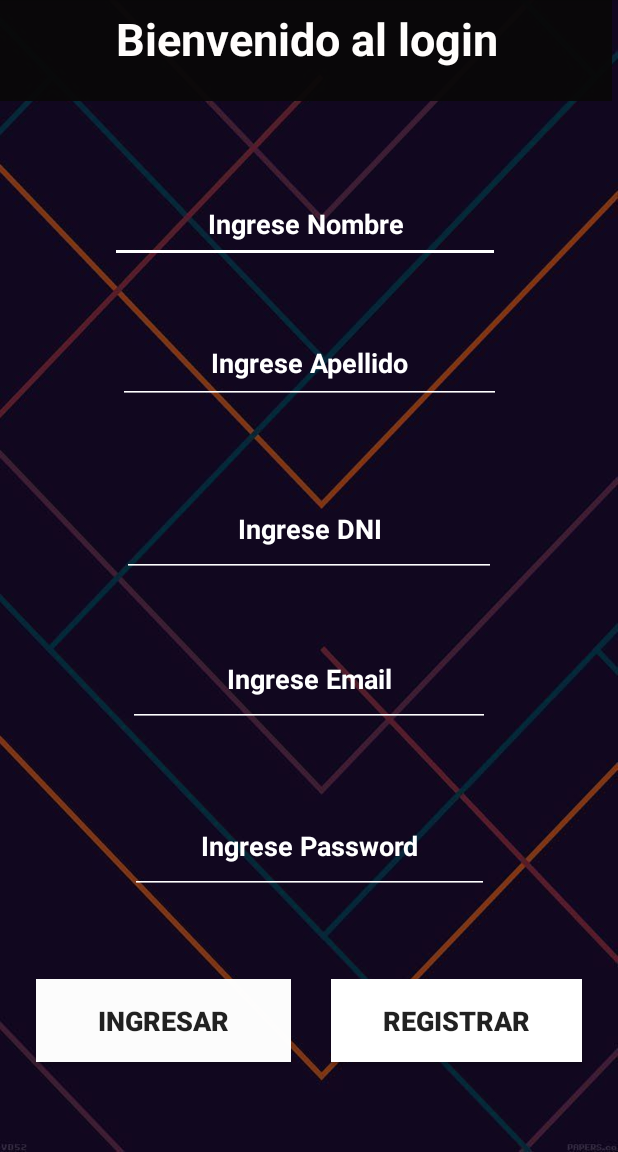
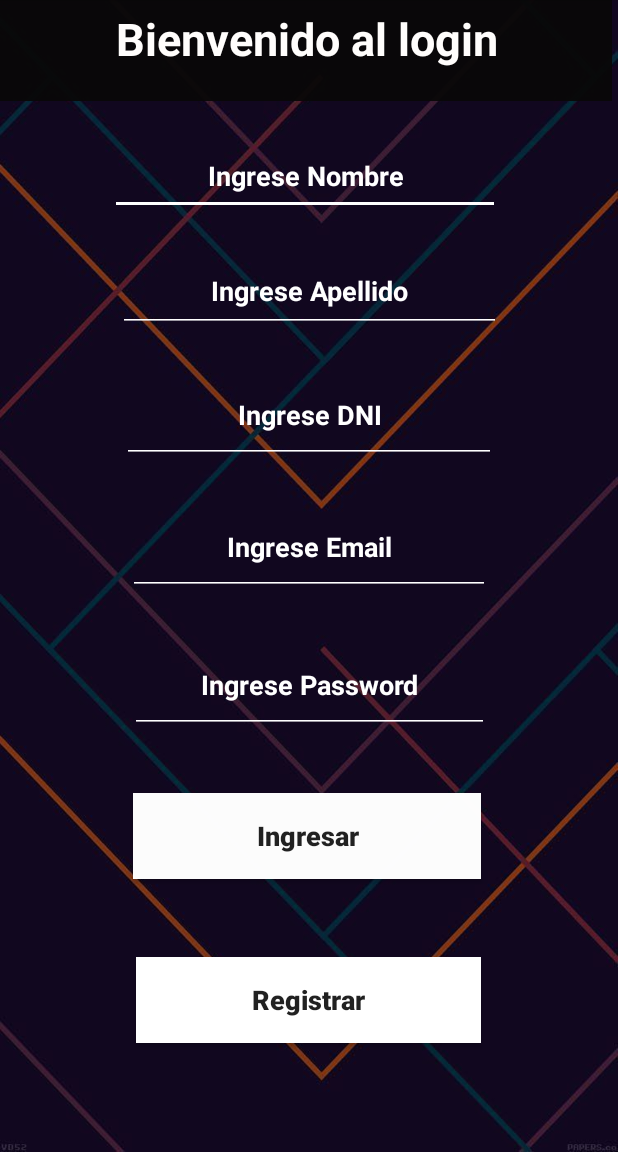
Before and after one commit to dotavix/grupo_612, an Android app: the screen it shows after launch (MainActivity), on a phone screen of 412 x 824 dp, the part 84-1236 px from its top. Run offline under Robolectric (Android 15) with nearby library versions, the phone set to English and light mode, and no system bars.

Commit message:
Add splash activity

```diff
--- /dev/null
+++ b/Codigo/app/src/main/java/com/example/howmanyin/SplashActivity.java
@@ -0,0 +1,26 @@
+package com.example.howmanyin;
+
+import androidx.appcompat.app.AppCompatActivity;
+
+import android.content.Intent;
+import android.os.Bundle;
+import android.os.Handler;
+
+public class SplashActivity extends AppCompatActivity {
+
+    @Override
+    protected void onCreate(Bundle savedInstanceState) {
+        super.onCreate(savedInstanceState);
+        setContentView(R.layout.activity_splash);
+
+        new Handler().postDelayed(new Runnable() {
+            @Override
+            public void run() {
+
+                Intent splashIntent = new Intent(SplashActivity.this , MainActivity.class);
+                startActivity(splashIntent);
+                finish();
+            }
+        }, 2000);
+    }
+}
--- a/Codigo/app/src/main/res/layout/activity_login.xml
+++ b/Codigo/app/src/main/res/layout/activity_login.xml
@@ -13,9 +13,9 @@
     <Button
         android:id="@+id/confirmar"
         style="@android:style/Widget.Button"
-        android:layout_width="168dp"
-        android:layout_height="50dp"
-        android:layout_marginTop="46dp"
+        android:layout_width="222dp"
+        android:layout_height="57dp"
+        android:layout_marginTop="32dp"
         android:layout_marginBottom="68dp"
         android:background="#F7F7F8"
         android:clickable="true"
--- a/Codigo/app/src/main/res/layout/activity_main.xml
+++ b/Codigo/app/src/main/res/layout/activity_main.xml
@@ -38,7 +38,7 @@
         android:layout_width="260dp"
         android:layout_height="52dp"
         android:layout_marginStart="24dp"
-        android:layout_marginTop="56dp"
+        android:layout_marginTop="24dp"
         android:layout_marginEnd="24dp"
         android:backgroundTint="@android:color/white"
         android:cursorVisible="true"
@@ -53,7 +53,7 @@
         android:textColorLink="#FFFFFF"
         android:textStyle="bold"
         app:layout_constraintEnd_toEndOf="parent"
-        app:layout_constraintHorizontal_bias="0.473"
+        app:layout_constraintHorizontal_bias="0.475"
         app:layout_constraintStart_toStartOf="parent"
         app:layout_constraintTop_toBottomOf="@+id/textRegistrar" />
 
@@ -62,7 +62,7 @@
         android:layout_width="255dp"
         android:layout_height="54dp"
         android:layout_marginStart="24dp"
-        android:layout_marginTop="40dp"
+        android:layout_marginTop="24dp"
         android:layout_marginEnd="24dp"
         android:backgroundTint="@android:color/white"
         android:cursorVisible="true"
@@ -85,7 +85,7 @@
         android:layout_width="249dp"
         android:layout_height="63dp"
         android:layout_marginStart="24dp"
-        android:layout_marginTop="52dp"
+        android:layout_marginTop="24dp"
         android:layout_marginEnd="24dp"
         android:backgroundTint="@android:color/white"
         android:cursorVisible="true"
@@ -108,7 +108,7 @@
         android:layout_width="241dp"
         android:layout_height="64dp"
         android:layout_marginStart="24dp"
-        android:layout_marginTop="36dp"
+        android:layout_marginTop="24dp"
         android:layout_marginEnd="24dp"
         android:backgroundTint="@android:color/white"
         android:cursorVisible="true"
@@ -132,8 +132,9 @@
         android:layout_width="239dp"
         android:layout_height="63dp"
         android:layout_marginStart="24dp"
-        android:layout_marginTop="48dp"
+        android:layout_marginTop="24dp"
         android:layout_marginEnd="24dp"
+        android:layout_marginBottom="19dp"
         android:backgroundTint="@android:color/white"
         android:cursorVisible="true"
         android:ems="10"
@@ -146,42 +147,49 @@
         android:textColorHint="#FFFFFF"
         android:textColorLink="#FFFFFF"
         android:textStyle="bold"
+        app:layout_constraintBottom_toTopOf="@+id/ingresar"
         app:layout_constraintEnd_toEndOf="parent"
         app:layout_constraintStart_toStartOf="parent"
         app:layout_constraintTop_toBottomOf="@+id/editTextmail" />
 
     <Button
         android:id="@+id/ingresar"
-        android:layout_width="170dp"
-        android:layout_height="55dp"
+        android:layout_width="232dp"
+        android:layout_height="57dp"
         android:layout_marginStart="24dp"
+        android:layout_marginTop="16dp"
         android:layout_marginEnd="24dp"
-        android:layout_marginBottom="60dp"
+        android:layout_marginBottom="32dp"
         android:background="#FCFFFFFF"
+        android:capitalize="none"
         android:text="Ingresar"
         android:textAlignment="center"
+        android:textAllCaps="false"
+        android:textSize="18sp"
+        android:textStyle="bold"
+        app:layout_constraintBottom_toTopOf="@+id/registrar"
+        app:layout_constraintEnd_toEndOf="parent"
+        app:layout_constraintHorizontal_bias="0.488"
+        app:layout_constraintStart_toStartOf="parent"
+        app:layout_constraintTop_toBottomOf="@+id/editTextPass"
+        app:layout_constraintVertical_bias="0.0" />
+
+    <Button
+        android:id="@+id/registrar"
+        android:layout_width="230dp"
+        android:layout_height="57dp"
+        android:layout_marginTop="16dp"
+        android:layout_marginBottom="68dp"
+        android:background="#FFFFFF"
+        android:text="Registrar"
+        android:textAlignment="center"
+        android:textAllCaps="false"
         android:textSize="18sp"
         android:textStyle="bold"
         app:layout_constraintBottom_toBottomOf="parent"
         app:layout_constraintEnd_toEndOf="parent"
-        app:layout_constraintHorizontal_bias="0.0"
-        app:layout_constraintStart_toStartOf="parent" />
-
-    <Button
-        android:id="@+id/registrar"
-        android:layout_width="167dp"
-        android:layout_height="55dp"
-        android:layout_marginStart="24dp"
-        android:layout_marginEnd="24dp"
-        android:layout_marginBottom="60dp"
-        android:background="#FFFFFF"
-        android:text="Registrar"
-        android:textAlignment="center"
-        android:textSize="18sp"
-        android:textStyle="bold"
-        app:layout_constraintBottom_toBottomOf="parent"
-        app:layout_constraintEnd_toEndOf="parent"
-        app:layout_constraintHorizontal_bias="0.884"
-        app:layout_constraintStart_toEndOf="@+id/ingresar" />
+        app:layout_constraintHorizontal_bias="0.497"
+        app:layout_constraintStart_toStartOf="parent"
+        app:layout_constraintTop_toBottomOf="@+id/ingresar" />
 
 </androidx.constraintlayout.widget.ConstraintLayout>
```
Also changed, not shown: Codigo/app/src/main/AndroidManifest.xml (+14 -12 lines), Codigo/app/src/main/res/layout/activity_splash.xml (added, +37 -0 lines), Codigo/app/src/main/res/drawable/becarefu.png (added), Codigo/app/src/main/res/drawable/uno.jpg (added), Codigo/app/src/main/res/drawable/yellowcare.png (added).
